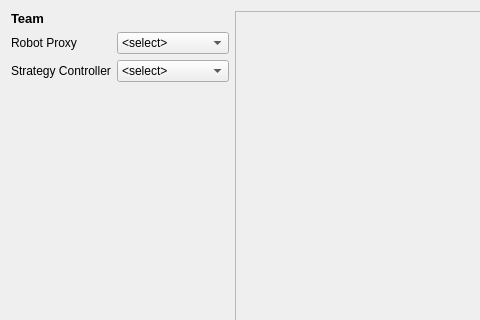
This is src/gui/inputconfig.ui in biorobaw/RoboBulls as Qt 5 draws it before an edit; both pictures show x 0 to 480 and y 0 to 320 of the 800 by 800 pixel window. The edited form follows.
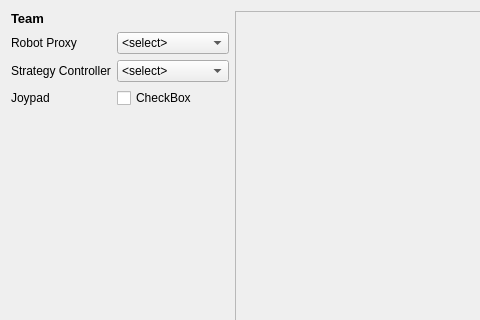
This is the edited form.

Commit message: Added Joypad option to config file. Modified debug function to support call

```diff
--- a/src/gui/inputconfig.ui
+++ b/src/gui/inputconfig.ui
@@ -115,111 +115,6 @@
           </widget>
          </item>
          <item row="4" column="0" colspan="2">
-          <widget class="QLabel" name="confirm_startegy">
-           <property name="palette">
-            <palette>
-             <active>
-              <colorrole role="WindowText">
-               <brush brushstyle="SolidPattern">
-                <color alpha="255">
-                 <red>0</red>
-                 <green>170</green>
-                 <blue>0</blue>
-                </color>
-               </brush>
-              </colorrole>
-              <colorrole role="Text">
-               <brush brushstyle="SolidPattern">
-                <color alpha="255">
-                 <red>0</red>
-                 <green>170</green>
-                 <blue>0</blue>
-                </color>
-               </brush>
-              </colorrole>
-              <colorrole role="PlaceholderText">
-               <brush brushstyle="SolidPattern">
-                <color alpha="128">
-                 <red>0</red>
-                 <green>170</green>
-                 <blue>0</blue>
-                </color>
-               </brush>
-              </colorrole>
-             </active>
-             <inactive>
-              <colorrole role="WindowText">
-               <brush brushstyle="SolidPattern">
-                <color alpha="255">
-                 <red>0</red>
-                 <green>170</green>
-                 <blue>0</blue>
-                </color>
-               </brush>
-              </colorrole>
-              <colorrole role="Text">
-               <brush brushstyle="SolidPattern">
-                <color alpha="255">
-                 <red>0</red>
-                 <green>170</green>
-                 <blue>0</blue>
-                </color>
-               </brush>
-              </colorrole>
-              <colorrole role="PlaceholderText">
-               <brush brushstyle="SolidPattern">
-                <color alpha="128">
-                 <red>0</red>
-                 <green>170</green>
-                 <blue>0</blue>
-                </color>
-               </brush>
-              </colorrole>
-             </inactive>
-             <disabled>
-              <colorrole role="WindowText">
-               <brush brushstyle="SolidPattern">
-                <color alpha="255">
-                 <red>120</red>
-                 <green>120</green>
-                 <blue>120</blue>
-                </color>
-               </brush>
-              </colorrole>
-              <colorrole role="Text">
-               <brush brushstyle="SolidPattern">
-                <color alpha="255">
-                 <red>120</red>
-                 <green>120</green>
-                 <blue>120</blue>
-                </color>
-               </brush>
-              </colorrole>
-              <colorrole role="PlaceholderText">
-               <brush brushstyle="SolidPattern">
-                <color alpha="128">
-                 <red>0</red>
-                 <green>0</green>
-                 <blue>0</blue>
-                </color>
-               </brush>
-              </colorrole>
-             </disabled>
-            </palette>
-           </property>
-           <property name="font">
-            <font>
-             <pointsize>16</pointsize>
-             <weight>75</weight>
-             <bold>true</bold>
-            </font>
-           </property>
-           <property name="text">
-            <string/>
-           </property>
-          </widget>
-         </item>
-         <item row="3" column="0" colspan="2">
           <widget class="QLabel" name="confirm_robot_proxy">
            <property name="palette">
             <palette>
@@ -324,6 +219,125 @@
            </property>
           </widget>
          </item>
+         <item row="5" column="0" colspan="2">
+          <widget class="QLabel" name="confirm_startegy">
+           <property name="palette">
+            <palette>
+             <active>
+              <colorrole role="WindowText">
+               <brush brushstyle="SolidPattern">
+                <color alpha="255">
+                 <red>0</red>
+                 <green>170</green>
+                 <blue>0</blue>
+                </color>
+               </brush>
+              </colorrole>
+              <colorrole role="Text">
+               <brush brushstyle="SolidPattern">
+                <color alpha="255">
+                 <red>0</red>
+                 <green>170</green>
+                 <blue>0</blue>
+                </color>
+               </brush>
+              </colorrole>
+              <colorrole role="PlaceholderText">
+               <brush brushstyle="SolidPattern">
+                <color alpha="128">
+                 <red>0</red>
+                 <green>170</green>
+                 <blue>0</blue>
+                </color>
+               </brush>
+              </colorrole>
+             </active>
+             <inactive>
+              <colorrole role="WindowText">
+               <brush brushstyle="SolidPattern">
+                <color alpha="255">
+                 <red>0</red>
+                 <green>170</green>
+                 <blue>0</blue>
+                </color>
+               </brush>
+              </colorrole>
+              <colorrole role="Text">
+               <brush brushstyle="SolidPattern">
+                <color alpha="255">
+                 <red>0</red>
+                 <green>170</green>
+                 <blue>0</blue>
+                </color>
+               </brush>
+              </colorrole>
+              <colorrole role="PlaceholderText">
+               <brush brushstyle="SolidPattern">
+                <color alpha="128">
+                 <red>0</red>
+                 <green>170</green>
+                 <blue>0</blue>
+                </color>
+               </brush>
+              </colorrole>
+             </inactive>
+             <disabled>
+              <colorrole role="WindowText">
+               <brush brushstyle="SolidPattern">
+                <color alpha="255">
+                 <red>120</red>
+                 <green>120</green>
+                 <blue>120</blue>
+                </color>
+               </brush>
+              </colorrole>
+              <colorrole role="Text">
+               <brush brushstyle="SolidPattern">
+                <color alpha="255">
+                 <red>120</red>
+                 <green>120</green>
+                 <blue>120</blue>
+                </color>
+               </brush>
+              </colorrole>
+              <colorrole role="PlaceholderText">
+               <brush brushstyle="SolidPattern">
+                <color alpha="128">
+                 <red>0</red>
+                 <green>0</green>
+                 <blue>0</blue>
+                </color>
+               </brush>
+              </colorrole>
+             </disabled>
+            </palette>
+           </property>
+           <property name="font">
+            <font>
+             <pointsize>16</pointsize>
+             <weight>75</weight>
+             <bold>true</bold>
+            </font>
+           </property>
+           <property name="text">
+            <string/>
+           </property>
+          </widget>
+         </item>
+         <item row="3" column="0">
+          <widget class="QLabel" name="label_3">
+           <property name="text">
+            <string>Joypad</string>
+           </property>
+          </widget>
+         </item>
+         <item row="3" column="1">
+          <widget class="QCheckBox" name="joypad_box">
+           <property name="text">
+            <string>CheckBox</string>
+           </property>
+          </widget>
+         </item>
         </layout>
        </item>
        <item>
```
Left out of the diff: 8 changed lines with no effect on the pictures. The commit also changes 5 other files.
